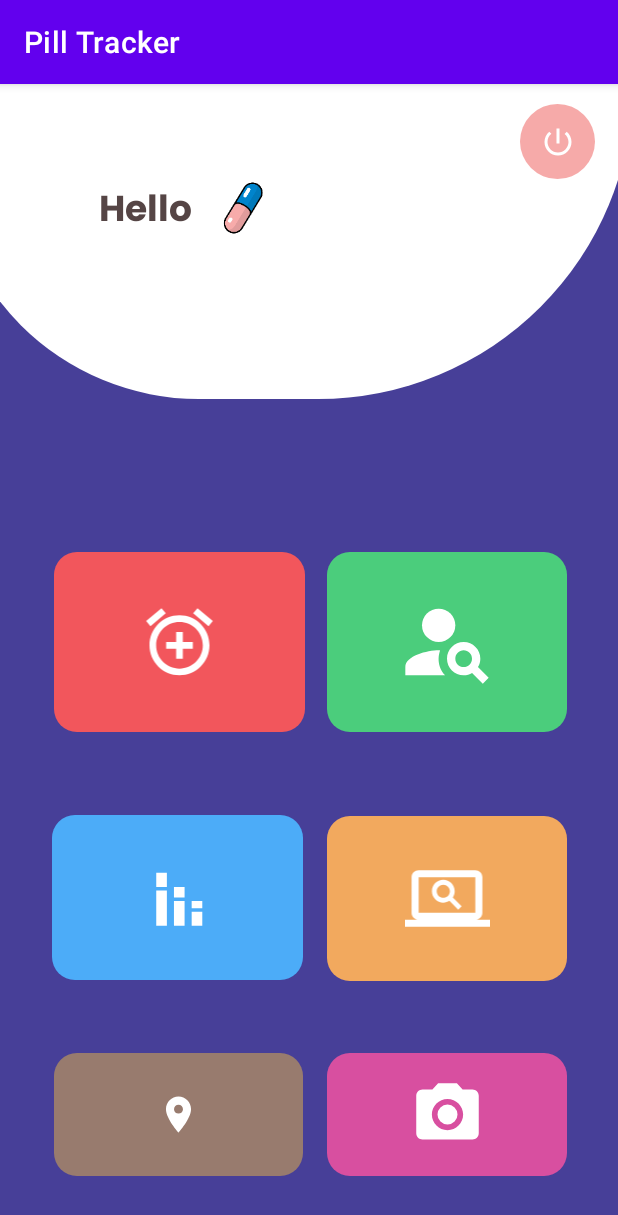
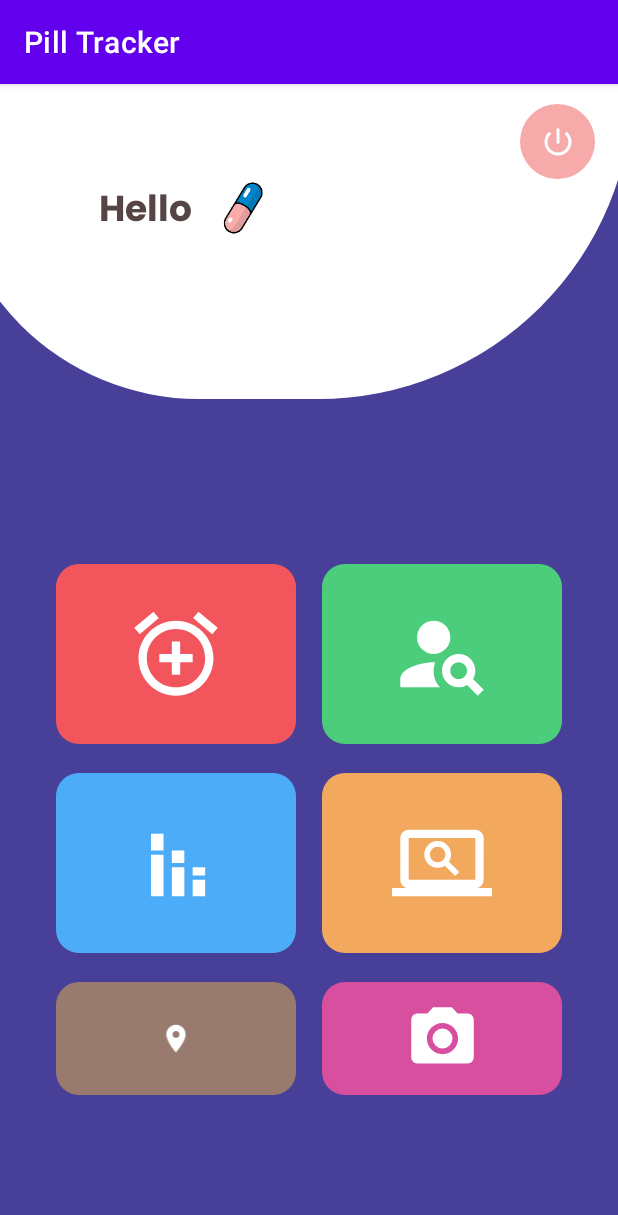
Before and after one commit to srividya-p/PillTracker, an Android app: the DashboardActivity screen opened directly, with no data from a screen before it, on a phone screen of 412 x 824 dp. Shown: the top 1215 px of the screen. Run offline under Robolectric (Android 15) with nearby library versions, the phone set to English and light mode, and no system bars; our stand-ins replace Firebase (no records; nobody signed in at launch, a user with empty details on screens opened directly); pictures from the network do not load.

Commit message:
dashboard btns layout updated

```diff
--- a/app/src/main/res/layout/activity_dashboard.xml
+++ b/app/src/main/res/layout/activity_dashboard.xml
@@ -8,72 +8,6 @@
     android:backgroundTint="#473F98"
     tools:context=".DashboardActivity">
 
-    <ImageView
-        android:id="@+id/apiTab"
-        android:layout_width="160dp"
-        android:layout_height="110dp"
-        android:background="@drawable/round_btns"
-        android:backgroundTint="#FFB25A"
-        android:padding="40px"
-        app:layout_constraintBottom_toBottomOf="parent"
-        app:layout_constraintEnd_toEndOf="parent"
-        app:layout_constraintHorizontal_bias="0.864"
-        app:layout_constraintStart_toStartOf="parent"
-        app:layout_constraintTop_toTopOf="parent"
-        app:layout_constraintVertical_bias="0.742"
-        app:srcCompat="@drawable/ic_baseline_screen_search_desktop_24" />
-
-    <ImageButton
-        android:id="@+id/viewMedicinesTab"
-        android:layout_width="160dp"
-        android:layout_height="120dp"
-        android:background="@drawable/round_btns"
-        android:backgroundTint="#4CD97A"
-        android:contentDescription="View Statistics"
-        android:padding="40px"
-        android:scaleType="fitCenter"
-        app:layout_constraintBottom_toBottomOf="parent"
-        app:layout_constraintEnd_toEndOf="parent"
-        app:layout_constraintHorizontal_bias="0.864"
-        app:layout_constraintStart_toStartOf="parent"
-        app:layout_constraintTop_toTopOf="parent"
-        app:layout_constraintVertical_bias="0.481"
-        app:srcCompat="@drawable/ic_baseline_person_search_24"
-        tools:srcCompat="@drawable/ic_baseline_person_search_24" />
-
-    <ImageButton
-        android:id="@+id/viewStatsTab"
-        android:layout_width="167dp"
-        android:layout_height="110dp"
-        android:background="@drawable/round_btns"
-        android:backgroundTint="#4DB5FF"
-        android:contentDescription="Prescribed medicines"
-        android:padding="40px"
-        android:scaleType="fitCenter"
-        app:layout_constraintBottom_toBottomOf="parent"
-        app:layout_constraintEnd_toEndOf="parent"
-        app:layout_constraintHorizontal_bias="0.143"
-        app:layout_constraintStart_toStartOf="parent"
-        app:layout_constraintTop_toTopOf="parent"
-        app:layout_constraintVertical_bias="0.741"
-        app:srcCompat="@drawable/ic_baseline_stacked_bar_chart_24"
-        tools:srcCompat="@drawable/ic_baseline_stacked_bar_chart_24" />
-
-    <ImageButton
-        android:id="@+id/imageToTextTab"
-        android:layout_width="160dp"
-        android:layout_height="82dp"
-        android:background="@drawable/round_btns"
-        android:backgroundTint="#E351A1"
-        android:contentDescription="General Medicines"
-        android:padding="40px"
-        app:layout_constraintBottom_toBottomOf="parent"
-        app:layout_constraintEnd_toEndOf="parent"
-        app:layout_constraintHorizontal_bias="0.864"
-        app:layout_constraintStart_toStartOf="parent"
-        app:layout_constraintTop_toTopOf="parent"
-        app:layout_constraintVertical_bias="0.942"
-        app:srcCompat="@drawable/ic_baseline_camera_alt_24" />
 
     <androidx.constraintlayout.widget.ConstraintLayout
         android:id="@+id/constraintLayout2"
@@ -143,39 +77,153 @@
             app:layout_constraintVertical_bias="0.083"
             app:srcCompat="@drawable/ic_baseline_power_settings_new_24" />
 
+    </androidx.constraintlayout.widget.ConstraintLayout>
+    <androidx.constraintlayout.widget.ConstraintLayout
+        android:id="@+id/constraintLayout3"
+        android:layout_width="match_parent"
+        android:layout_height="wrap_content"
+        app:layout_constraintTop_toBottomOf="@id/constraintLayout2"
+        app:layout_constraintBottom_toBottomOf="parent">
 
-    </androidx.constraintlayout.widget.ConstraintLayout>
+        <LinearLayout
+            android:id="@+id/layout_addMedicine"
+            android:layout_width="0dp"
+            android:layout_height="wrap_content"
+            android:layout_marginTop="15dp"
+            android:layout_marginLeft="35dp"
+            android:gravity="center"
+            android:orientation="vertical"
+            android:padding="2dp"
+            app:layout_constraintStart_toStartOf="parent"
+            app:layout_constraintTop_toTopOf="@id/constraintLayout3">
 
             <ImageButton
                 android:id="@+id/addMedicineTab"
-        android:layout_width="167dp"
+                android:layout_width="160dp"
                 android:layout_height="120dp"
                 android:background="@drawable/round_btns"
                 android:backgroundTint="#FF5958"
                 android:contentDescription="Add Button"
-        android:padding="50px"
+                android:padding="40px"
                 android:scaleType="fitCenter"
-        app:layout_constraintBottom_toBottomOf="parent"
+                app:srcCompat="@drawable/ic_baseline_alarm_add_24" />
+
+        </LinearLayout>
+        <LinearLayout
+            android:id="@+id/layout_apiTab"
+            android:layout_width="0dp"
+            android:layout_height="wrap_content"
+            android:layout_marginTop="15dp"
+            android:layout_marginRight="35dp"
+            android:gravity="center"
+            android:orientation="vertical"
+            android:padding="2dp"
             app:layout_constraintEnd_toEndOf="parent"
-        app:layout_constraintHorizontal_bias="0.147"
+            app:layout_constraintTop_toBottomOf="@id/layout_viewMedicine">
+
+            <ImageView
+                android:id="@+id/apiTab"
+                android:layout_width="160dp"
+                android:layout_height="120dp"
+                android:background="@drawable/round_btns"
+                android:backgroundTint="#FFB25A"
+                android:padding="40px"
+                app:srcCompat="@drawable/ic_baseline_screen_search_desktop_24" />
+        </LinearLayout>
+        <LinearLayout
+            android:id="@+id/layout_viewStats"
+            android:layout_width="0dp"
+            android:layout_height="wrap_content"
+            android:layout_marginTop="15dp"
+            android:layout_marginLeft="35dp"
+            android:gravity="center"
+            android:orientation="vertical"
+            android:padding="2dp"
             app:layout_constraintStart_toStartOf="parent"
-        app:layout_constraintTop_toTopOf="parent"
-        app:layout_constraintVertical_bias="0.481"
-        app:srcCompat="@drawable/ic_baseline_alarm_add_24" />
+            app:layout_constraintTop_toBottomOf="@id/layout_addMedicine">
+
+            <ImageButton
+                android:id="@+id/viewStatsTab"
+                android:layout_width="160dp"
+                android:layout_height="120dp"
+                android:background="@drawable/round_btns"
+                android:backgroundTint="#4DB5FF"
+                android:contentDescription="Prescribed medicines"
+                android:padding="40px"
+                android:scaleType="fitCenter"
+                app:srcCompat="@drawable/ic_baseline_stacked_bar_chart_24"
+                tools:srcCompat="@drawable/ic_baseline_stacked_bar_chart_24" />
+        </LinearLayout>
+        <LinearLayout
+            android:id="@+id/layout_viewMedicine"
+            android:layout_width="0dp"
+            android:layout_height="wrap_content"
+            android:layout_marginTop="15dp"
+            android:layout_marginRight="35dp"
+            android:gravity="center"
+            android:orientation="vertical"
+            android:padding="2dp"
+            app:layout_constraintEnd_toEndOf="parent"
+            app:layout_constraintTop_toTopOf="@id/constraintLayout3">
+
+            <ImageButton
+                android:id="@+id/viewMedicinesTab"
+                android:layout_width="160dp"
+                android:layout_height="120dp"
+                android:background="@drawable/round_btns"
+                android:backgroundTint="#4CD97A"
+                android:contentDescription="View Statistics"
+                android:padding="40px"
+                android:scaleType="fitCenter"
+                app:srcCompat="@drawable/ic_baseline_person_search_24"
+                tools:srcCompat="@drawable/ic_baseline_person_search_24" />
+        </LinearLayout>
+
+        <LinearLayout
+            android:id="@+id/layout_location"
+            android:layout_width="0dp"
+            android:layout_height="wrap_content"
+            android:layout_marginTop="15dp"
+            android:layout_marginLeft="35dp"
+            android:gravity="center"
+            android:orientation="vertical"
+            android:padding="2dp"
+            app:layout_constraintStart_toStartOf="parent"
+            app:layout_constraintTop_toBottomOf="@id/layout_viewStats">
 
             <ImageView
                 android:id="@+id/locationTab"
-        android:layout_width="166dp"
-        android:layout_height="82dp"
+                android:layout_width="160dp"
+                android:layout_height="75dp"
                 android:background="@drawable/round_btns"
                 android:backgroundTint="#9F816B"
                 android:padding="40px"
-        app:layout_constraintBottom_toBottomOf="parent"
-        app:layout_constraintEnd_toEndOf="parent"
-        app:layout_constraintHorizontal_bias="0.146"
-        app:layout_constraintStart_toStartOf="parent"
-        app:layout_constraintTop_toTopOf="parent"
-        app:layout_constraintVertical_bias="0.942"
                 app:srcCompat="@drawable/ic_baseline_location_on_24" />
 
+        </LinearLayout>
+
+        <LinearLayout
+            android:id="@+id/layout_imagetoText"
+            android:layout_width="0dp"
+            android:layout_height="wrap_content"
+            android:layout_marginTop="15dp"
+            android:layout_marginRight="35dp"
+            android:gravity="center"
+            android:orientation="vertical"
+            android:padding="2dp"
+            app:layout_constraintEnd_toEndOf="parent"
+            app:layout_constraintTop_toBottomOf="@id/layout_apiTab">
+
+            <ImageButton
+                android:id="@+id/imageToTextTab"
+                android:layout_width="160dp"
+                android:layout_height="75dp"
+                android:background="@drawable/round_btns"
+                android:backgroundTint="#E351A1"
+                android:contentDescription="General Medicines"
+                android:padding="40px"
+                app:srcCompat="@drawable/ic_baseline_camera_alt_24" />
+
+        </LinearLayout>
     </androidx.constraintlayout.widget.ConstraintLayout>
+</androidx.constraintlayout.widget.ConstraintLayout>
```
Lines whose indentation alone changed are shown as unchanged.
